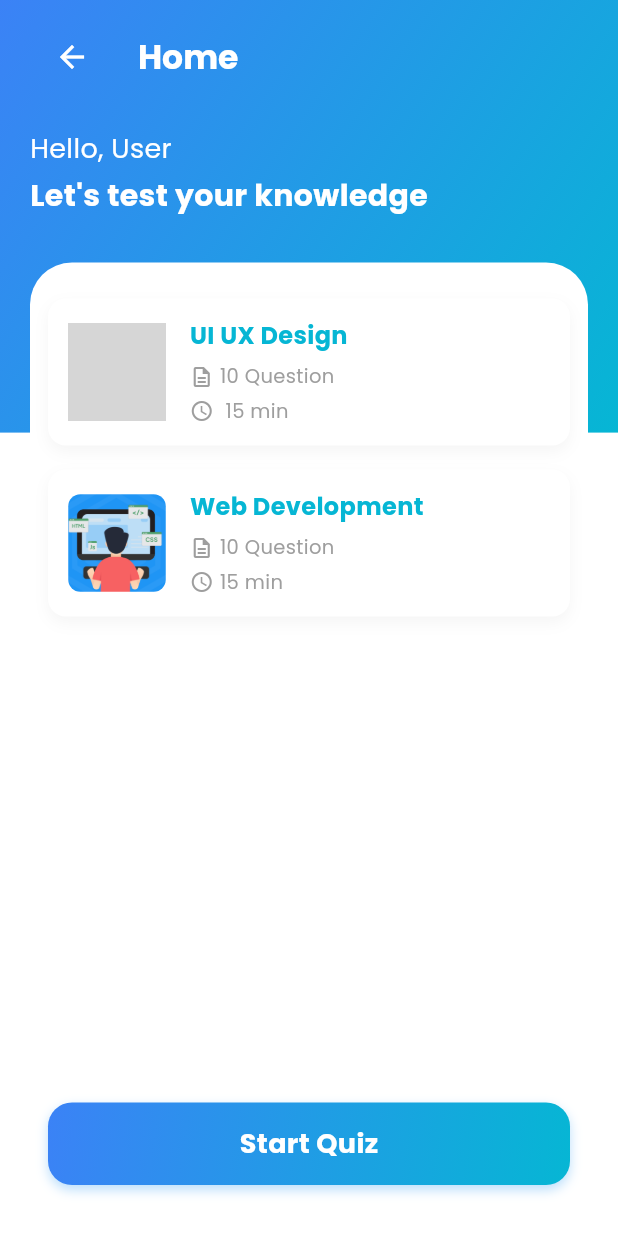
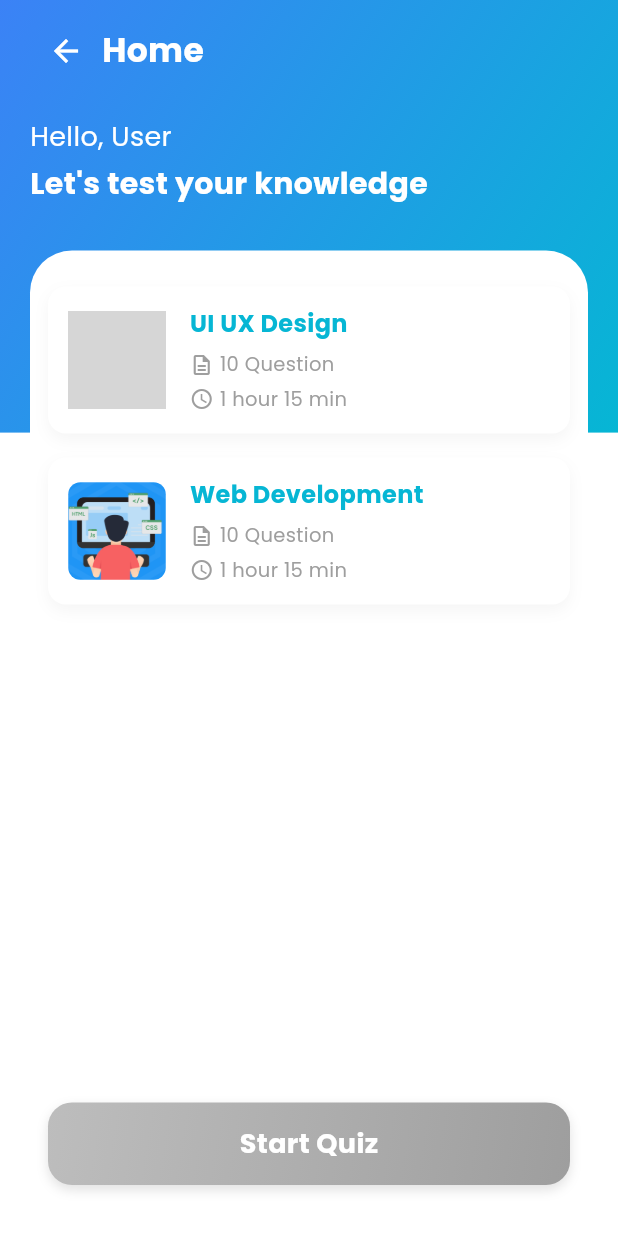
Before and after one commit to DamaiSilalahi/PLEXAQUIZ, a Flutter app: the QuizHomeScreen screen opened by its route, on a phone screen of 412 x 824 dp. Run offline on Flutter 3.47's test engine with Material 3 defaults, Android fonts, the phone set to English and light mode, and no system bars; grey boxes are pictures that could not be loaded.

Commit message:
feat: implement quiz screen with timer and dummy data

```diff
--- /dev/null
+++ b/lib/data/quiz_data.dart
@@ -0,0 +1,124 @@
+class QuizQuestion {
+  final String question;
+  final List<String> options;
+  final int correctAnswer;
+
+  QuizQuestion({
+    required this.question,
+    required this.options,
+    required this.correctAnswer,
+  });
+}
+
+class QuizData {
+  static List<QuizQuestion> uiuxQuestions = [
+    QuizQuestion(
+      question: "What is the main goal of UX Design?",
+      options: [
+        "To make the app more colorful",
+        "To improve user experience when using a product",
+        "To increase website loading speed",
+        "To add more features to the app"
+      ],
+      correctAnswer: 1,
+    ),
+    QuizQuestion(
+      question: "UI stands for",
+      options: ["User Interaction", "User Integration", "User Interface", "Unified Interaction"],
+      correctAnswer: 2,
+    ),
+    QuizQuestion(
+      question: "The color blue is often used because it represents",
+      options: ["Energy and enthusiasm", "Trust and professionalism", "Danger and warning", "Nature and growth"],
+      correctAnswer: 1,
+    ),
+    QuizQuestion(
+      question: "A wireframe is used to...",
+      options: ["Choose color schemes", "Test website performance", "Define structure and layout", "Write HTML code"],
+      correctAnswer: 2,
+    ),
+    QuizQuestion(
+      question: "One of the main principles of UI design is",
+      options: ["Network speed", "Consistency", "Animation quantity", "Bright colors"],
+      correctAnswer: 1,
+    ),
+    QuizQuestion(
+      question: "In UX, 'Usability' refers to",
+      options: ["How fast it loads", "How beautiful it looks", "How easy a product is to use", "How many features it has"],
+      correctAnswer: 2,
+    ),
+    QuizQuestion(
+      question: "Prototyping is done to",
+      options: ["Set the price", "Test ideas and flow", "Write documentation", "Create icons"],
+      correctAnswer: 1,
+    ),
+    QuizQuestion(
+      question: "Which is a popular UI/UX tool?",
+      options: ["VS Code", "Figma", "MySQL", "XAMPP"],
+      correctAnswer: 1,
+    ),
+    QuizQuestion(
+      question: "Typography deals with",
+      options: ["Images", "Colors", "Fonts", "Page dimensions"],
+      correctAnswer: 2,
+    ),
+    QuizQuestion(
+      question: "User Persona is used to",
+      options: ["Choose colors", "Identify target users", "Create logos", "Test servers"],
+      correctAnswer: 1,
+    ),
+  ];
+
+  static List<QuizQuestion> webQuestions = [
+    QuizQuestion(
+      question: "HTML is used for",
+      options: ["Styling", "Structure", "Storage", "Backend logic"],
+      correctAnswer: 1,
+    ),
+    QuizQuestion(
+      question: "CSS is used to",
+      options: ["Handle logic", "Connect DB", "Style pages", "Manage requests"],
+      correctAnswer: 2,
+    ),
+    QuizQuestion(
+      question: "The <a> tag is used to",
+      options: ["Create list", "Add image", "Create hyperlink", "Display video"],
+      correctAnswer: 2,
+    ),
+    QuizQuestion(
+      question: "Which of these is a CSS framework?",
+      options: ["Django", "Laravel", "Bootstrap", "Node.js"],
+      correctAnswer: 2,
+    ),
+    QuizQuestion(
+      question: "JavaScript is used for...",
+      options: ["Layout", "Interactivity", "Security", "Storage"],
+      correctAnswer: 1,
+    ),
+    QuizQuestion(
+      question: "To make text bold in HTML, use...",
+      options: ["<strong>", "<i>", "<em>", "<u>"],
+      correctAnswer: 0,
+    ),
+    QuizQuestion(
+      question: "CSS stands for",
+      options: ["Creative Style Syntax", "Cascading Style Sheets", "Computer System Style", "Custom Script System"],
+      correctAnswer: 1,
+    ),
+    QuizQuestion(
+      question: "JS files are linked with",
+      options: ["<script>", "<link>", "<style>", "<code>"],
+      correctAnswer: 0,
+    ),
+    QuizQuestion(
+      question: "The <div> element is used to",
+      options: ["Display image", "Create a container", "Add connectivity", "Include metadata"],
+      correctAnswer: 1,
+    ),
+    QuizQuestion(
+      question: "A responsive website means",
+      options: ["Offline use", "Adjusts to screen sizes", "Has animations", "Protected from hacking"],
+      correctAnswer: 1,
+    ),
+  ];
+}
--- a/lib/screens/quiz_home_screen.dart
+++ b/lib/screens/quiz_home_screen.dart
@@ -1,6 +1,9 @@
 import 'package:flutter/material.dart';
 import '../themes/app_theme.dart';
 import '../widgets/quiz_card.dart';
+import '../data/quiz_data.dart';
+import 'quiz_screen.dart';
+
 
 class QuizHomeScreen extends StatefulWidget {
   const QuizHomeScreen({super.key});
@@ -37,19 +40,22 @@ class _QuizHomeScreenState extends State<QuizHomeScreen> {
               child: Column(
                 crossAxisAlignment: CrossAxisAlignment.start,
                 children: [
-                  AppBar(
-                  backgroundColor: Colors.transparent,
-                  elevation: 0,
-                  title: const Text(
-                    "Home",
-                    style: TextStyle(color: Colors.white, fontWeight: FontWeight.bold),
-                  ),
-                  leading: IconButton(
+                Row(
+                  children: [
+                    IconButton(
                       icon: const Icon(Icons.arrow_back, color: Colors.white),
                       onPressed: () => Navigator.pop(context),
                     ),
+                    const Text(
+                      "Home",
+                      style: TextStyle(
+                        color: Colors.white,
+                        fontSize: 22,
+                        fontWeight: FontWeight.bold,
                       ),
-
+                    ),
+                  ],
+                ),
                   SizedBox(height: isTablet ? 30 : 20),
                   Text(
                     "Hello, $name",
@@ -87,7 +93,7 @@ class _QuizHomeScreenState extends State<QuizHomeScreen> {
                           QuizCard(
                             title: "UI UX Design",
                             questions: "10 Question",
-                            time: " 15 min",
+                            time: "1 hour 15 min",
                             imagePath: "assets/images/uiux.png",
                             isSelected: selectedQuiz == "UI UX Design",
                             onTap: () => setState(() => selectedQuiz = "UI UX Design"),
@@ -96,7 +102,7 @@ class _QuizHomeScreenState extends State<QuizHomeScreen> {
                           QuizCard(
                             title: "Web Development",
                             questions: "10 Question",
-                            time: "15 min",
+                            time: "1 hour 15 min",
                             imagePath: "assets/images/webdev.png",
                             isSelected: selectedQuiz == "Web Development",
                             onTap: () => setState(() => selectedQuiz = "Web Development"),
@@ -109,35 +115,43 @@ class _QuizHomeScreenState extends State<QuizHomeScreen> {
                                   Navigator.push(
                                     context,
                                     MaterialPageRoute(
-                                      builder: (_) => Scaffold(
-                                        appBar: AppBar(
-                                          title: Text(selectedQuiz!),
-                                          backgroundColor: AppTheme.primaryColor,
-                                        ),
-                                        body: Center(
-                                          child: Text(
-                                            "Detail Quiz for $selectedQuiz coming soon...",
-                                            style: const TextStyle(fontSize: 18, fontWeight: FontWeight.bold),
-                                          ),
-                                        ),
-                                      ),
+                                      builder: (_) {
+                                        final questions = selectedQuiz == "UI UX Design"
+                                            ? QuizData.uiuxQuestions
+                                            : QuizData.webQuestions;
+                                        return QuizScreen(
+                                          questions: questions,
+                                          quizType: selectedQuiz!,
+                                        );
+                                      },
                                     ),
                                   );
-
                                 },
-                            child: Container(
+                          child: AnimatedContainer(
+                            duration: const Duration(milliseconds: 200),
                             width: double.infinity,
                             height: isTablet ? 65 : 55,
                             decoration: BoxDecoration(
-                                gradient: const LinearGradient(
+                              gradient: selectedQuiz != null
+                                  ? const LinearGradient(
                                       colors: [AppTheme.secondaryColor, AppTheme.primaryColor],
+                                      begin: Alignment.topLeft,
+                                      end: Alignment.bottomRight,
+                                    )
+                                  : LinearGradient(
+                                      colors: [
+                                        Colors.grey.shade400,
+                                        Colors.grey.shade500,
+                                      ],
                                       begin: Alignment.topLeft,
                                       end: Alignment.bottomRight,
                                     ),
                               borderRadius: BorderRadius.circular(16),
                               boxShadow: [
                                 BoxShadow(
-                                    color: Colors.blue.withOpacity(0.3),
+                                  color: selectedQuiz != null
+                                      ? AppTheme.primaryColor.withOpacity(0.3)
+                                      : Colors.grey.withOpacity(0.3),
                                   blurRadius: 6,
                                   offset: const Offset(0, 3),
                                 ),
--- a/lib/themes/app_theme.dart
+++ b/lib/themes/app_theme.dart
@@ -6,8 +6,26 @@ class AppTheme {
 
   static ThemeData lightTheme = ThemeData(
     fontFamily: 'Poppins',
+    colorScheme: ColorScheme.fromSwatch().copyWith(
+      primary: primaryColor,
+      secondary: secondaryColor,
+    ),
     primaryColor: primaryColor,
     scaffoldBackgroundColor: Colors.white,
+    appBarTheme: const AppBarTheme(
+      backgroundColor: primaryColor,
+      foregroundColor: Colors.white,
+      elevation: 0,
+    ),
+    elevatedButtonTheme: ElevatedButtonThemeData(
+      style: ElevatedButton.styleFrom(
+        backgroundColor: primaryColor,
+        foregroundColor: Colors.white,
+        shape: RoundedRectangleBorder(
+          borderRadius: BorderRadius.all(Radius.circular(12)),
+        ),
+      ),
+    ),
     inputDecorationTheme: InputDecorationTheme(
       filled: true,
       fillColor: Colors.white,
```
Also changed, not shown: lib/screens/quiz_screen.dart (added, +381 -0 lines), lib/screens/time_up_screen.dart (added, +60 -0 lines). Lines whose indentation alone changed are shown as unchanged.
